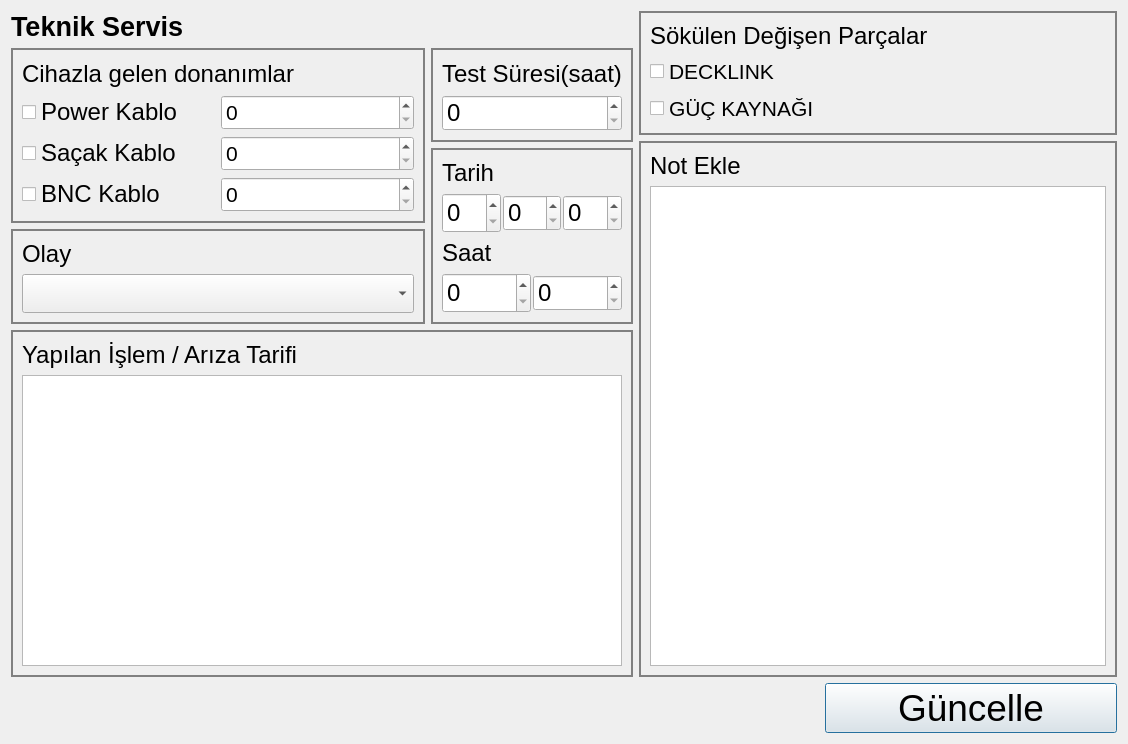
This is src/servergetdialog.ui in yunusemrecinar/QT5-cihaz-kimlik-teknik-servis as Qt 5 draws it before an edit. The edited form follows.
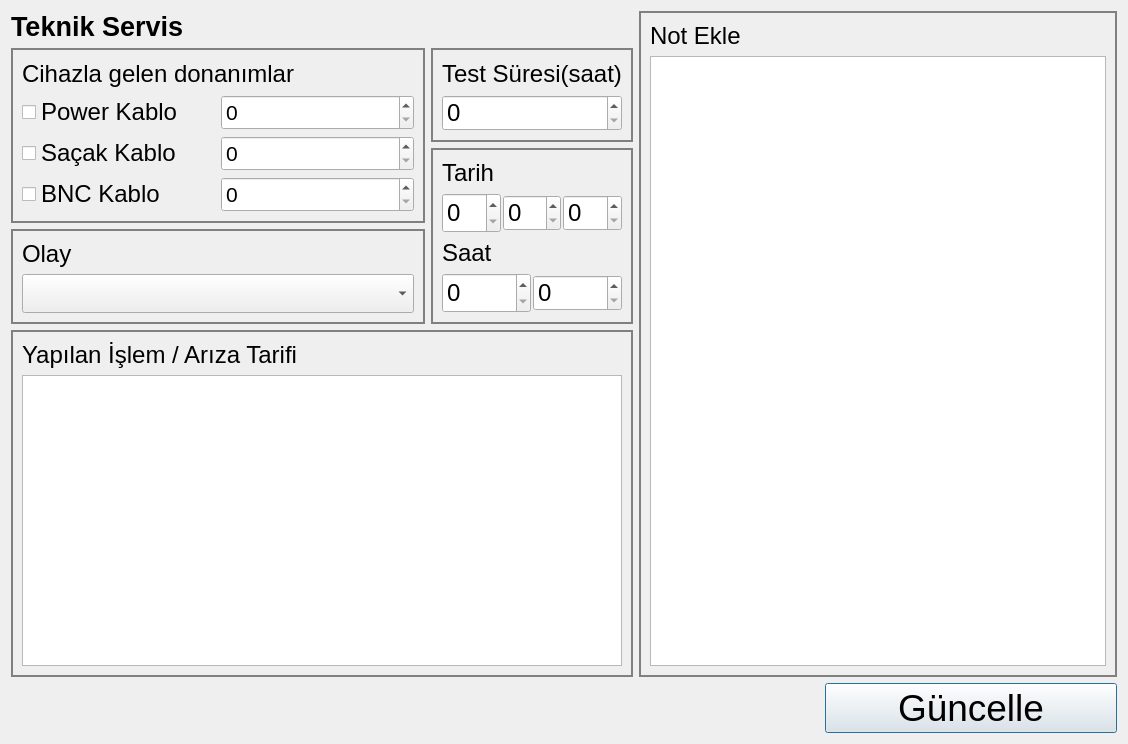
This is the edited form.

```diff
--- a/src/servergetdialog.ui
+++ b/src/servergetdialog.ui
@@ -429,64 +429,6 @@
        </item>
        <item>
         <layout class="QVBoxLayout" name="verticalLayout_2">
-         <item>
-          <widget class="QGroupBox" name="DegisenParcaBox">
-           <property name="minimumSize">
-            <size>
-             <width>300</width>
-             <height>0</height>
-            </size>
-           </property>
-           <property name="styleSheet">
-            <string notr="true">QGroupBox {
-border:2px solid grey;
-}</string>
-           </property>
-           <layout class="QVBoxLayout" name="verticalLayout_16">
-            <item>
-             <widget class="QLabel" name="degisenParcalar">
-              <property name="font">
-               <font>
-                <pointsize>18</pointsize>
-               </font>
-              </property>
-              <property name="styleSheet">
-               <string notr="true">verticalLayout_6 {
-border:1px;
-}</string>
-              </property>
-              <property name="text">
-               <string>Sökülen Değişen Parçalar</string>
-              </property>
-             </widget>
-            </item>
-            <item>
-             <widget class="QCheckBox" name="degisenParca_1">
-              <property name="font">
-               <font>
-                <pointsize>16</pointsize>
-               </font>
-              </property>
-              <property name="text">
-               <string>DECKLINK</string>
-              </property>
-             </widget>
-            </item>
-            <item>
-             <widget class="QCheckBox" name="degisenParca_2">
-              <property name="font">
-               <font>
-                <pointsize>16</pointsize>
-               </font>
-              </property>
-              <property name="text">
-               <string>GÜÇ KAYNAĞI</string>
-              </property>
-             </widget>
-            </item>
-           </layout>
-          </widget>
-         </item>
          <item>
           <widget class="QGroupBox" name="verticalGroupBox">
            <property name="styleSheet">
```
